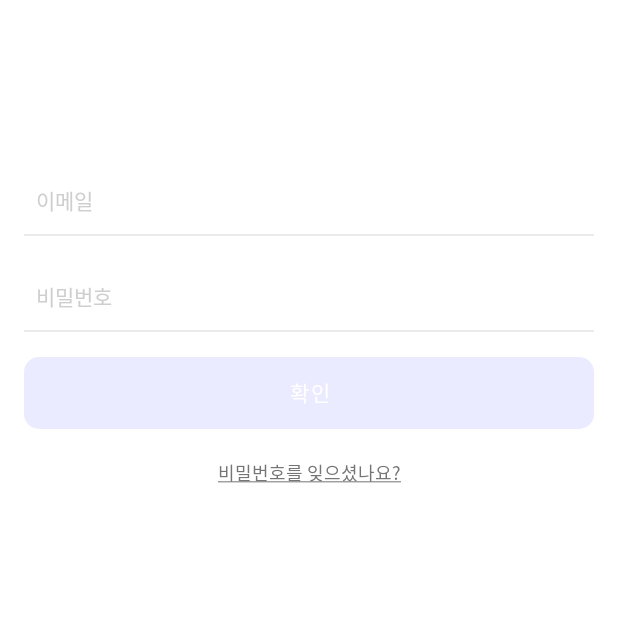
After one commit to team-timmo/timmo-android, an Android app: the SignInActivity screen opened directly, with no data from a screen before it, on a phone screen of 412 x 824 dp, the top half of it. The commit adds this screen. Run offline under Robolectric (Android 15) with nearby library versions, the phone set to English and light mode, and no system bars.

Commit message:
✨ [Feature/13] 로그인 XML 구현 (#14)
* :speech_balloon: strings에 로그인 관련 문자열 추가

* :lipstick: Button drawable, selector 생성

* :lipstick: EditText drawable 생성

* :lipstick: Button, EditText Style 추가 및 적용

* :sparkles: 메인 XML 구현

* :sparkles: 로그인 XML 구현

```diff
--- a/app/src/main/AndroidManifest.xml
+++ b/app/src/main/AndroidManifest.xml
@@ -9,7 +9,7 @@
         android:supportsRtl="true"
         android:theme="@style/Theme.Timmo">
         <activity
-            android:name=".MainActivity"
+            android:name=".presentation.signin.MainActivity"
             android:exported="true">
             <intent-filter>
                 <action android:name="android.intent.action.MAIN" />
@@ -17,6 +17,9 @@
                 <category android:name="android.intent.category.LAUNCHER" />
             </intent-filter>
         </activity>
+        <activity
+            android:name=".presentation.signin.SignInActivity"
+            android:exported="false" />
     </application>
 
 </manifest>
--- /dev/null
+++ b/app/src/main/java/com/sys/timmo/presentation/signin/SignInActivity.kt
@@ -0,0 +1,12 @@
+package com.sys.timmo.presentation.signin
+
+import android.os.Bundle
+import androidx.appcompat.app.AppCompatActivity
+import com.sys.timmo.R
+
+class SignInActivity : AppCompatActivity() {
+    override fun onCreate(savedInstanceState: Bundle?) {
+        super.onCreate(savedInstanceState)
+        setContentView(R.layout.activity_sign_in)
+    }
+}
--- /dev/null
+++ b/app/src/main/res/drawable-v24/bg_button_radius_10.xml
@@ -0,0 +1,6 @@
+<?xml version="1.0" encoding="utf-8"?>
+<shape xmlns:android="http://schemas.android.com/apk/res/android"
+    android:shape="rectangle">
+    <solid android:color="#EBEBFF" />
+    <corners android:radius="10dp" />
+</shape>
--- /dev/null
+++ b/app/src/main/res/drawable-v24/bg_button_radius_10_enabled.xml
@@ -0,0 +1,6 @@
+<?xml version="1.0" encoding="utf-8"?>
+<shape xmlns:android="http://schemas.android.com/apk/res/android"
+    android:shape="rectangle">
+    <solid android:color="#5450FF" />
+    <corners android:radius="10dp" />
+</shape>
--- /dev/null
+++ b/app/src/main/res/drawable-v24/bg_edit_text.xml
@@ -0,0 +1,17 @@
+<?xml version="1.0" encoding="utf-8"?>
+<layer-list xmlns:android="http://schemas.android.com/apk/res/android">
+    <item
+        android:bottom="1dp"
+        android:left="-2dp"
+        android:right="-2dp"
+        android:top="-2dp">
+        <shape android:shape="rectangle">
+            <padding
+                android:left="8dp"
+                android:right="8dp" />
+            <stroke
+                android:width="1dp"
+                android:color="#EBEBEB" />
+        </shape>
+    </item>
+</layer-list>
--- /dev/null
+++ b/app/src/main/res/drawable-v24/selector_button_radius_10.xml
@@ -0,0 +1,5 @@
+<?xml version="1.0" encoding="utf-8"?>
+<selector xmlns:android="http://schemas.android.com/apk/res/android">
+    <item android:drawable="@drawable/bg_button_radius_10_enabled" android:state_enabled="true" />
+    <item android:drawable="@drawable/bg_button_radius_10" android:state_enabled="false" />
+</selector>
--- /dev/null
+++ b/app/src/main/res/layout/activity_sign_in.xml
@@ -0,0 +1,69 @@
+<?xml version="1.0" encoding="utf-8"?>
+<androidx.constraintlayout.widget.ConstraintLayout xmlns:android="http://schemas.android.com/apk/res/android"
+    xmlns:app="http://schemas.android.com/apk/res-auto"
+    xmlns:tools="http://schemas.android.com/tools"
+    android:layout_width="match_parent"
+    android:layout_height="match_parent"
+    tools:context=".presentation.signin.SignInActivity">
+
+    <include
+        android:id="@+id/toolbar"
+        layout="@layout/include_toolbar"
+        android:layout_width="0dp"
+        android:layout_height="wrap_content"
+        app:layout_constraintEnd_toEndOf="parent"
+        app:layout_constraintStart_toStartOf="parent"
+        app:layout_constraintTop_toTopOf="parent" />
+
+    <EditText
+        android:id="@+id/editTextEmail"
+        android:layout_width="0dp"
+        android:layout_height="wrap_content"
+        android:layout_marginStart="16dp"
+        android:layout_marginTop="54dp"
+        android:layout_marginEnd="16dp"
+        android:hint="@string/sign_in_email"
+        android:importantForAutofill="no"
+        android:inputType="textEmailAddress"
+        android:minHeight="48dp"
+        app:layout_constraintEnd_toEndOf="parent"
+        app:layout_constraintStart_toStartOf="parent"
+        app:layout_constraintTop_toBottomOf="@+id/toolbar"
+        tools:ignore="TextContrastCheck" />
+
+    <EditText
+        android:id="@+id/editTextPassword"
+        android:layout_width="0dp"
+        android:layout_height="wrap_content"
+        android:layout_marginTop="16dp"
+        android:hint="@string/sign_in_password"
+        android:importantForAutofill="no"
+        android:inputType="textPassword"
+        android:minHeight="48dp"
+        app:layout_constraintEnd_toEndOf="@+id/editTextEmail"
+        app:layout_constraintStart_toStartOf="@+id/editTextEmail"
+        app:layout_constraintTop_toBottomOf="@+id/editTextEmail"
+        tools:ignore="TextContrastCheck" />
+
+    <Button
+        android:id="@+id/buttonOk"
+        android:layout_width="0dp"
+        android:layout_height="wrap_content"
+        android:layout_marginTop="16dp"
+        android:enabled="false"
+        android:text="@string/sign_in_ok"
+        app:layout_constraintEnd_toEndOf="@+id/editTextPassword"
+        app:layout_constraintStart_toStartOf="@+id/editTextPassword"
+        app:layout_constraintTop_toBottomOf="@+id/editTextPassword" />
+
+    <TextView
+        android:id="@+id/textViewForgetPassword"
+        style="@style/Regular12.Text3"
+        android:layout_width="wrap_content"
+        android:layout_height="wrap_content"
+        android:layout_marginTop="20dp"
+        android:text="@string/sign_in_forget_password"
+        app:layout_constraintEnd_toEndOf="parent"
+        app:layout_constraintStart_toStartOf="parent"
+        app:layout_constraintTop_toBottomOf="@+id/buttonOk" />
+</androidx.constraintlayout.widget.ConstraintLayout>
--- /dev/null
+++ b/app/src/main/res/layout/include_toolbar.xml
@@ -0,0 +1,6 @@
+<?xml version="1.0" encoding="utf-8"?>
+<androidx.appcompat.widget.Toolbar xmlns:android="http://schemas.android.com/apk/res/android"
+    android:id="@+id/toolbar"
+    android:layout_width="match_parent"
+    android:layout_height="wrap_content"
+    android:background="@android:color/white" />
--- a/app/src/main/res/values-night/themes.xml
+++ /dev/null
@@ -1,16 +0,0 @@
-<resources xmlns:tools="http://schemas.android.com/tools">
-    <!-- Base application theme. -->
-    <style name="Theme.Timmo" parent="Theme.MaterialComponents.DayNight.DarkActionBar">
-        <!-- Primary brand color. -->
-        <item name="colorPrimary">@color/purple_200</item>
-        <item name="colorPrimaryVariant">@color/purple_700</item>
-        <item name="colorOnPrimary">@color/black</item>
-        <!-- Secondary brand color. -->
-        <item name="colorSecondary">@color/teal_200</item>
-        <item name="colorSecondaryVariant">@color/teal_200</item>
-        <item name="colorOnSecondary">@color/black</item>
-        <!-- Status bar color. -->
-        <item name="android:statusBarColor" tools:targetApi="l">?attr/colorPrimaryVariant</item>
-        <!-- Customize your theme here. -->
-    </style>
-</resources>
--- a/app/src/main/res/values/strings.xml
+++ b/app/src/main/res/values/strings.xml
@@ -1,3 +1,12 @@
 <resources>
     <string name="app_name">Timmo</string>
+
+    <!--  Sign In  -->
+    <string name="sign_in_logo">팀모 로고</string>
+    <string name="sign_in_start">시작하기</string>
+    <string name="sign_in_login">로그인</string>
+    <string name="sign_in_email">이메일</string>
+    <string name="sign_in_password">비밀번호</string>
+    <string name="sign_in_ok">확인</string>
+    <string name="sign_in_forget_password"><u>비밀번호를 잊으셨나요?</u></string>
 </resources>
--- a/app/src/main/res/values/styles.xml
+++ b/app/src/main/res/values/styles.xml
@@ -1,2 +1,24 @@
 <?xml version="1.0" encoding="utf-8"?>
-<resources></resources>
+<resources>
+    <!--  Button style  -->
+    <style name="BaseButton" parent="Widget.MaterialComponents.Button.UnelevatedButton">
+        <item name="android:background">@drawable/selector_button_radius_10</item>
+        <item name="backgroundTint">@null</item>
+        <item name="fontFamily">@font/pretendard_semibold</item>
+        <item name="android:textColor">@color/white</item>
+    </style>
+
+    <!--  EditText style  -->
+    <style name="BaseEditText" parent="Widget.AppCompat.EditText">
+        <item name="android:background">@drawable/bg_edit_text</item>
+        <item name="fontFamily">@font/pretendard_regular</item>
+        <item name="android:textSize">14sp</item>
+        <item name="android:textColor">@color/text_4</item>
+        <item name="android:textColorHint">@color/text_1</item>
+    </style>
+
+    <!--  Text style  -->
+    <style name="Regular12.Text3">
+        <item name="android:textColor">@color/text_3</item>
+    </style>
+</resources>
--- a/app/src/main/res/values/themes.xml
+++ b/app/src/main/res/values/themes.xml
@@ -1,6 +1,6 @@
-<resources xmlns:tools="http://schemas.android.com/tools">
+<resources>
     <!-- Base application theme. -->
-    <style name="Theme.Timmo" parent="Theme.MaterialComponents.DayNight.DarkActionBar">
+    <style name="Theme.Timmo" parent="Theme.MaterialComponents.Light.NoActionBar">
         <!-- Primary brand color. -->
         <item name="colorPrimary">@color/purple_500</item>
         <item name="colorPrimaryVariant">@color/purple_700</item>
@@ -10,8 +10,11 @@
         <item name="colorSecondaryVariant">@color/teal_700</item>
         <item name="colorOnSecondary">@color/black</item>
         <!-- Status bar color. -->
-        <item name="android:statusBarColor" >?attr/colorPrimaryVariant</item>
+        <item name="android:statusBarColor">?attr/colorPrimaryVariant</item>
         <!-- Customize your theme here. -->
         <item name="android:includeFontPadding">false</item>
+        <item name="android:windowBackground">@color/white</item>
+        <item name="materialButtonStyle">@style/BaseButton</item>
+        <item name="editTextStyle">@style/BaseEditText</item>
     </style>
 </resources>
```
Also changed, not shown: app/src/main/java/com/sys/timmo/MainActivity.kt (deleted, +0 -11 lines), app/src/main/java/com/sys/timmo/presentation/signin/MainActivity.kt (added, +20 -0 lines), app/src/main/res/drawable/logo_main.xml (added, +79 -0 lines), app/src/main/res/layout/activity_main.xml (+30 -6 lines).
